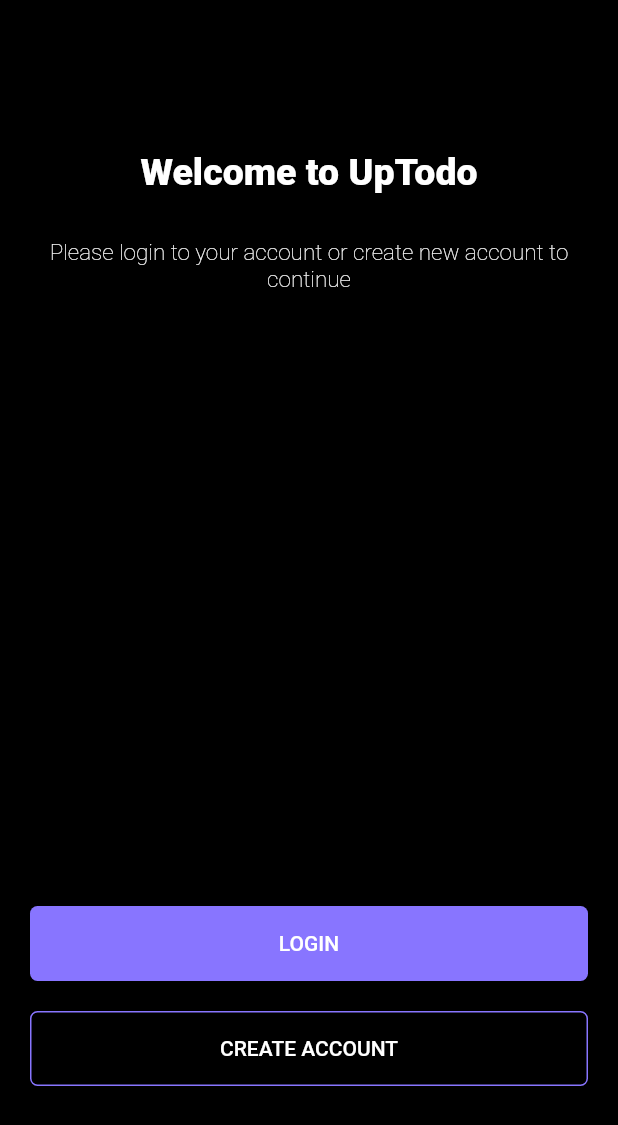
After one commit to mahmoudradwan11/Ready, a Flutter app: the StartScreen screen opened by its route, on a phone screen of 412 x 824 dp. The commit adds this screen. Shown: the top 1125 px of the screen. Run offline on Flutter 3.47's test engine with Material 3 defaults, Android fonts, the phone set to English and light mode, and no system bars; our stand-ins replace dio, flutter_bloc, hexcolor, shared_preferences, smooth_page_indicator; missing offline and left inert: svg_flutter; accounts and stored records are empty.

Commit message:
Start Version 1

```diff
--- a/lib/core/mangers/routes.dart
+++ b/lib/core/mangers/routes.dart
@@ -2,11 +2,11 @@ import 'package:flutter/material.dart';
 import 'package:ready/screens/screens/home.dart';
 import 'package:ready/screens/screens/onboading.dart';
 import 'package:ready/screens/screens/splash.dart';
+import 'package:ready/screens/screens/start.dart';
 class Routes
 {
   static const String splashRoute = '/';
-  static const String userHomeRoute = '/userHome';
-  static const String adminHomeRoute = '/adminHome';
+  static const String startRoute = '/start';
   static const String loginRoute = '/login';
   static const String registerRoute = '/register';
   static const String forgotPasswordRoute = '/forgotPassword';
@@ -20,7 +20,9 @@ class RouteGenerator{
         return MaterialPageRoute(builder:(_)=>SplashScreen());
       case Routes.onBoardingRoute:
         return MaterialPageRoute(builder:(_)=>OnBoardingScreen());
-      case Routes.userHomeRoute:
+      case Routes.startRoute:
+        return MaterialPageRoute(builder:(_)=>StartScreen());
+      case Routes.home:
         return MaterialPageRoute(builder:(_)=>HomeScreen());
 
       default:
--- a/lib/main.dart
+++ b/lib/main.dart
@@ -20,7 +20,7 @@ void main()async{
     statusBarIconBrightness: Brightness.light,
   ));
   if(board!=null) {
-    nextScreen = Routes.userHomeRoute;
+    nextScreen = Routes.startRoute;
   }else{
     nextScreen = Routes.onBoardingRoute;
   }
--- /dev/null
+++ b/lib/screens/screens/start.dart
@@ -0,0 +1,69 @@
+import 'package:flutter/material.dart';
+import 'package:hexcolor/hexcolor.dart';
+import 'package:ready/core/mangers/values.dart';
+import 'package:ready/screens/widgets/button.dart';
+
+class StartScreen extends StatelessWidget {
+  const StartScreen({super.key});
+
+  @override
+  Widget build(BuildContext context) {
+    return Scaffold(
+          backgroundColor: Colors.black,
+          body: Padding(
+            padding: const EdgeInsets.only(top: 100,bottom: 80),
+            child: Column(
+            mainAxisAlignment: MainAxisAlignment.start,
+            crossAxisAlignment:CrossAxisAlignment.center,
+            children: [
+              Text(
+                'Welcome to UpTodo',
+                style: TextStyle(
+                    color: Colors.white,
+                    fontWeight: FontWeight.w900,
+                    fontSize: AppFontSize.fontSize25),
+              ),
+              SizedBox(
+                height: 20,
+              ),
+              Padding(
+                padding: const EdgeInsets.all(10.0),
+                child: Text(
+                    'Please login to your account or create new account to continue',
+                  style: TextStyle(
+                      color: Colors.white,
+                      fontWeight: FontWeight.w100,
+                      fontSize: AppFontSize.fontSize15),
+                  textAlign: TextAlign.center,
+                ),
+              ),
+              Spacer(),
+              Padding(
+                padding: const EdgeInsets.all(20.0),
+                child: DefaultButton(
+                  radius: 5,
+                  isUpperCase: true,
+                  width: double.infinity,
+                    buttonWidget:Text('LOGIN',style: TextStyle(color: Colors.white),),
+                    function:(){},
+                    backgroundColor: HexColor('8875FF'),
+                ),
+              ),
+              Padding(
+                padding: const EdgeInsets.only(left: 20,right: 20,bottom: 20),
+                child: DefaultButton(
+                  radius: 5,
+                  borderColor:HexColor('8875FF'),
+                  isUpperCase: true,
+                  width: double.infinity,
+                  buttonWidget:Text('CREATE ACCOUNT',style: TextStyle(color: Colors.white),),
+                  function:(){},
+                  backgroundColor: Colors.transparent
+                ),
+              )
+            ],
+            ),
+          ),
+    );
+  }
+}
```
